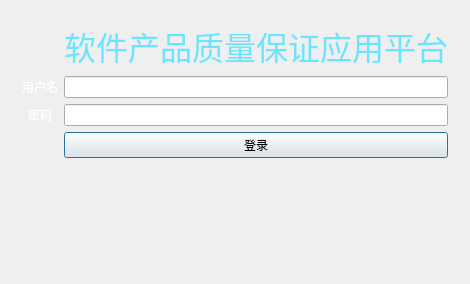
zhehuaz/ITE, file logindialog.ui: the form before one commit.
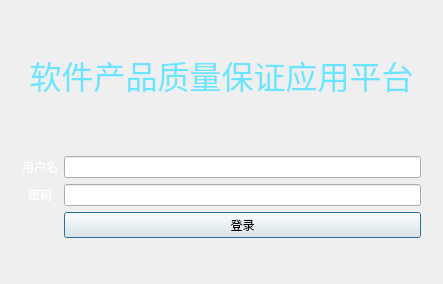
The form after the commit. Icons and pictures are not drawn.

Commit message: Add center alignment of input

Diff of the .ui file:
```diff
--- a/logindialog.ui
+++ b/logindialog.ui
@@ -22,33 +22,43 @@
 }</string>
   </property>
   <layout class="QGridLayout" name="gridLayout">
-   <item row="0" column="0">
+   <item row="1" column="0">
     <widget class="QWidget" name="formWidget" native="true">
      <layout class="QFormLayout" name="formLayout">
       <property name="labelAlignment">
        <set>Qt::AlignCenter</set>
       </property>
-      <item row="1" column="0">
+      <item row="2" column="0">
        <widget class="QLabel" name="label_2">
         <property name="text">
          <string>&lt;html&gt;&lt;head/&gt;&lt;body&gt;&lt;p&gt;&lt;span style=&quot; color:#ffffff;&quot;&gt;用户名&lt;/span&gt;&lt;/p&gt;&lt;/body&gt;&lt;/html&gt;</string>
         </property>
        </widget>
       </item>
-      <item row="1" column="1">
+      <item row="2" column="1">
        <widget class="QLineEdit" name="lineEdit"/>
       </item>
-      <item row="4" column="0">
+      <item row="5" column="0">
        <widget class="QLabel" name="label_3">
         <property name="text">
          <string>&lt;html&gt;&lt;head/&gt;&lt;body&gt;&lt;p&gt;&lt;span style=&quot; color:#ffffff;&quot;&gt;密码&lt;/span&gt;&lt;/p&gt;&lt;/body&gt;&lt;/html&gt;</string>
         </property>
        </widget>
       </item>
-      <item row="4" column="1">
+      <item row="5" column="1">
        <widget class="QLineEdit" name="lineEdit_2"/>
       </item>
-      <item row="0" column="1">
+      <item row="6" column="1">
+       <widget class="QPushButton" name="pushButton">
+        <property name="text">
+         <string>登录</string>
+        </property>
+       </widget>
+      </item>
+     </layout>
+    </widget>
+   </item>
+   <item row="0" column="0">
        <widget class="QLabel" name="label">
         <property name="font">
          <font>
@@ -65,16 +75,6 @@
         <property name="alignment">
          <set>Qt::AlignCenter</set>
         </property>
-       </widget>
-      </item>
-      <item row="5" column="1">
-       <widget class="QPushButton" name="pushButton">
-        <property name="text">
-         <string>登录</string>
-        </property>
-       </widget>
-      </item>
-     </layout>
     </widget>
    </item>
   </layout>
```
Lines whose indentation alone changed are shown as unchanged.
